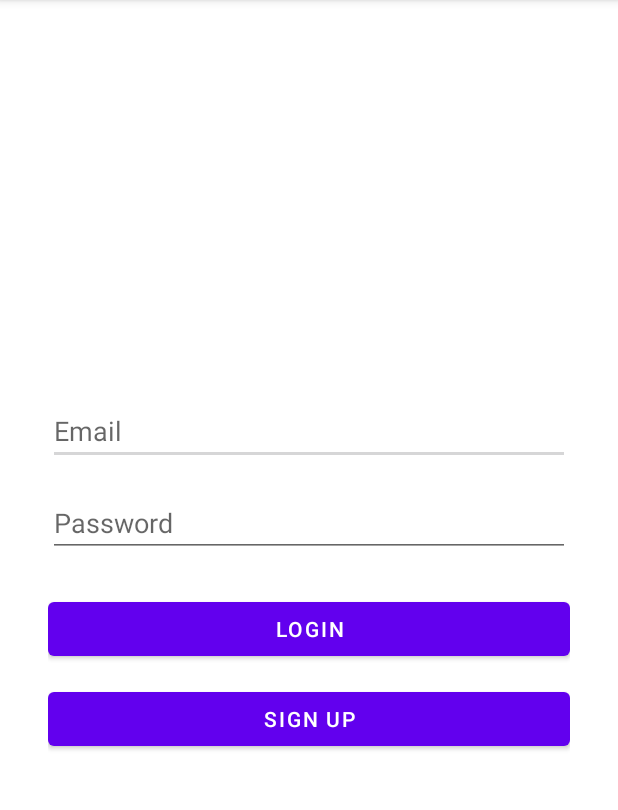
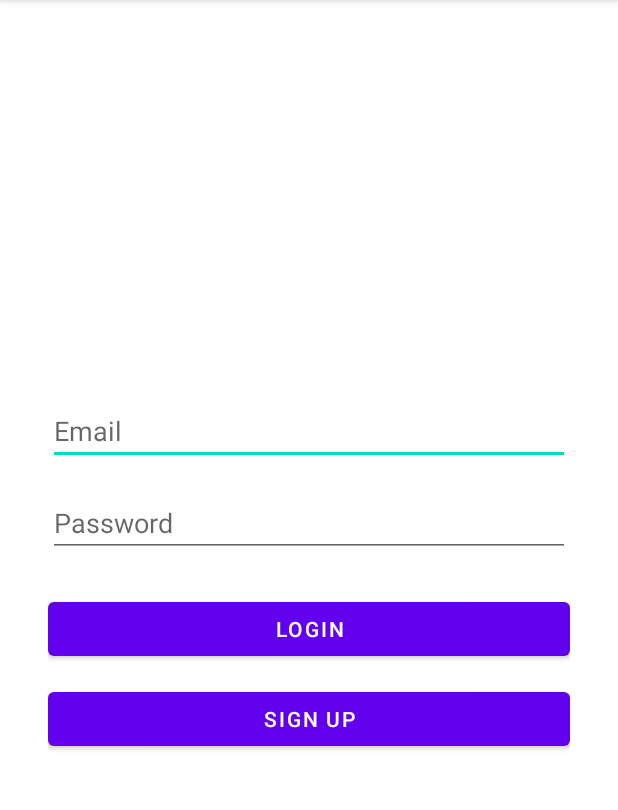
Before and after one commit to ZapaTa30/QrMosaicApp, an Android app: the screen it shows after launch (LoginActivity), on a phone screen of 412 x 824 dp, the part 84-894 px from its top. Run offline under Robolectric (Android 15) with nearby library versions, the phone set to English and light mode, and no system bars.

Commit message:
Update color.xml

```diff
--- a/app/src/main/res/values/color.xml
+++ b/app/src/main/res/values/color.xml
@@ -1,5 +1,7 @@
 <resources>
     <color name="purple_500">#6200EE</color>
     <color name="purple_700">#3700B3</color>
+    <color name="teal_200">#03DAC5</color>
+    <color name="teal_700">#018786</color>
     <color name="white">#FFFFFF</color>
 </resources>
```
